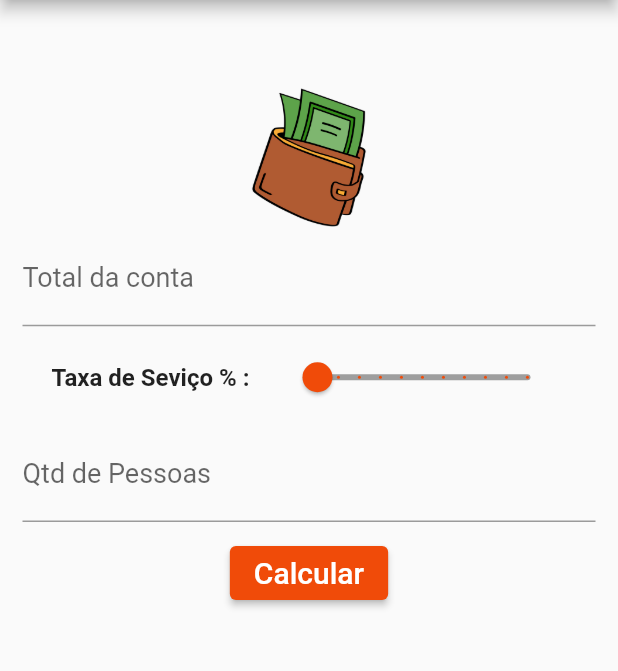
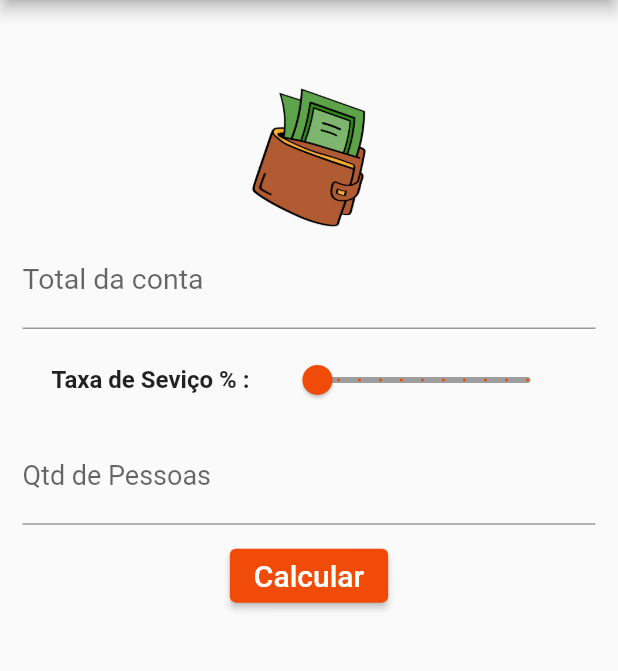
Before and after one commit to AlessandroSiqueiraDev/racha-conta, a Flutter app: the screen it shows after launch, on a phone screen of 412 x 824 dp, the part 84-755 px from its top. Run offline on Flutter 3.47's test engine with Material 2 defaults, Android fonts, the phone set to English and light mode, and no system bars; our stand-ins replace flutter_svg.

Commit message:
mudando a fonte

```diff
--- a/lib/pages/Home.dart
+++ b/lib/pages/Home.dart
@@ -109,7 +109,7 @@ class _HomeState extends State<Home> {
                     keyboardType: TextInputType.number,
                     textAlign: TextAlign.center,
                     decoration: InputDecoration(labelText: "Total da conta"),
-                    style: TextStyle(fontSize: 18),
+                    style: TextStyle(fontSize: 19),
                     validator: ((valor) {
                       if (valor!.isEmpty)
                         return "Campo Obrigatório";
```
